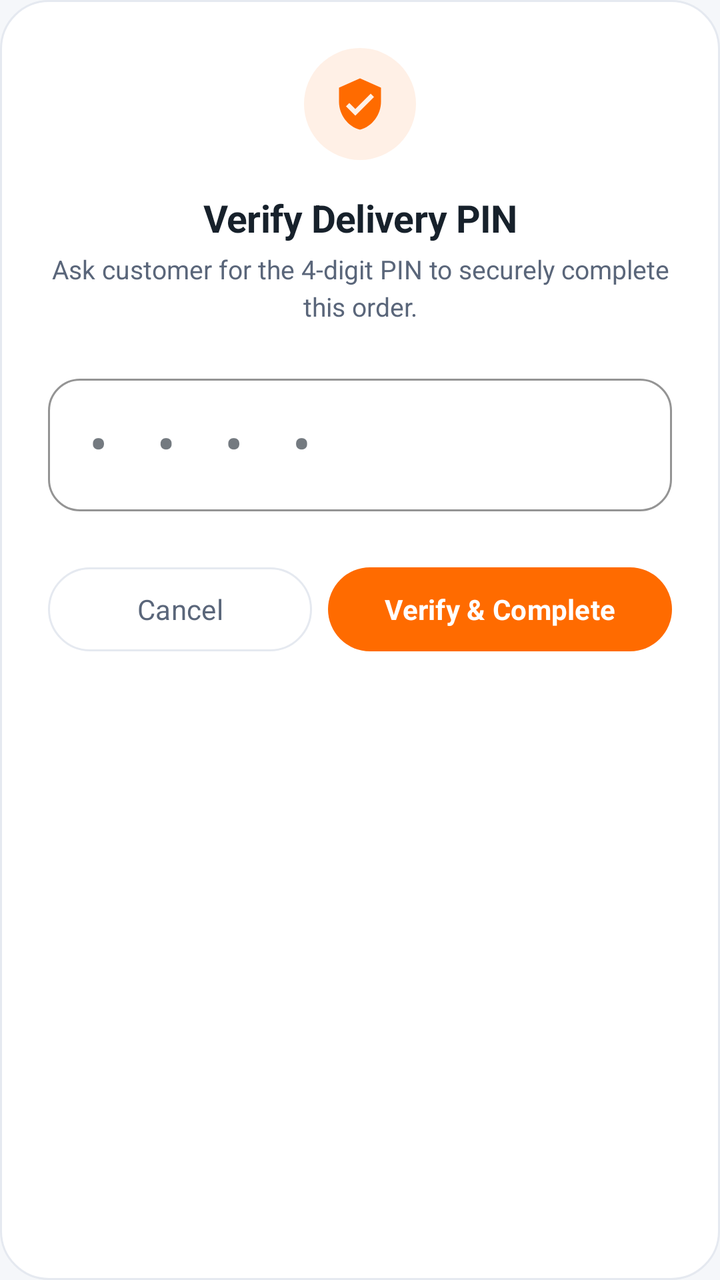
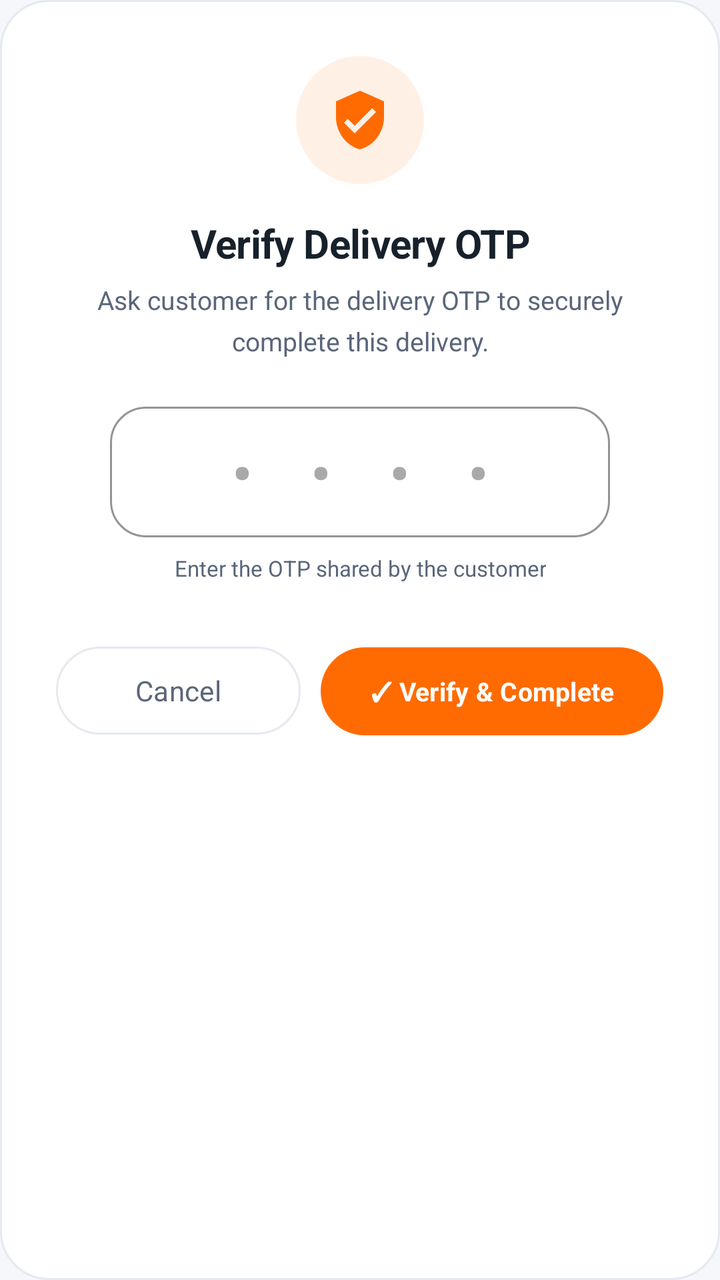

An Android layout rendered at two revisions. The XML below is the earlier revision; the diff shows what the commit changed to produce the second picture.
<!-- AndroidManifest.xml: application theme Theme.AKRHunger -->
<!-- res/layout/dialog_otp_verification.xml -->
<?xml version="1.0" encoding="utf-8"?>
<LinearLayout
    xmlns:android="http://schemas.android.com/apk/res/android"
    xmlns:app="http://schemas.android.com/apk/res-auto"
    android:layout_width="match_parent"
    android:layout_height="wrap_content"
    android:orientation="vertical"
    android:padding="24dp"
    android:gravity="center_horizontal"
    android:background="@drawable/bg_dialog_rounded">

    <ImageView
        android:id="@+id/iv_otp_icon"
        android:layout_width="56dp"
        android:layout_height="56dp"
        android:background="@drawable/bg_pill_primary"
        android:backgroundTint="@color/primary_tint"
        android:padding="14dp"
        android:src="@drawable/ic_shield_check"
        app:tint="@color/primary"
        android:contentDescription="OTP Verification" />

    <TextView
        android:id="@+id/tv_otp_title"
        android:layout_width="match_parent"
        android:layout_height="wrap_content"
        android:layout_marginTop="16dp"
        android:text="Verify Delivery PIN"
        android:textAlignment="center"
        android:textColor="@color/text_primary"
        android:textSize="19sp"
        android:textStyle="bold"
        android:letterSpacing="-0.01" />

    <TextView
        android:id="@+id/tv_otp_subtitle"
        android:layout_width="match_parent"
        android:layout_height="wrap_content"
        android:layout_marginTop="4dp"
        android:text="Ask customer for the 4-digit PIN to securely complete this order."
        android:textAlignment="center"
        android:textColor="@color/text_secondary"
        android:textSize="13sp"
        android:lineSpacingMultiplier="1.2" />

    <com.google.android.material.textfield.TextInputLayout
        android:layout_width="match_parent"
        android:layout_height="wrap_content"
        android:layout_marginTop="22dp"
        style="@style/Widget.MaterialComponents.TextInputLayout.OutlinedBox"
        app:boxCornerRadiusTopStart="16dp"
        app:boxCornerRadiusTopEnd="16dp"
        app:boxCornerRadiusBottomStart="16dp"
        app:boxCornerRadiusBottomEnd="16dp"
        app:boxStrokeColor="@color/primary"
        app:boxStrokeWidthFocused="2dp">

        <com.google.android.material.textfield.TextInputEditText
            android:id="@+id/et_otp_input"
            android:layout_width="match_parent"
            android:layout_height="wrap_content"
            android:hint="• • • •"
            android:inputType="number"
            android:maxLength="4"
            android:textAlignment="center"
            android:letterSpacing="0.4"
            android:textColor="@color/text_primary"
            android:textSize="24sp"
            android:textStyle="bold" />
    </com.google.android.material.textfield.TextInputLayout>

    <LinearLayout
        android:layout_width="match_parent"
        android:layout_height="wrap_content"
        android:orientation="horizontal"
        android:layout_marginTop="24dp">

        <com.google.android.material.button.MaterialButton
            android:id="@+id/btn_cancel_otp"
            style="@style/Widget.Material3.Button.OutlinedButton"
            android:layout_width="0dp"
            android:layout_height="50dp"
            android:layout_weight="1"
            android:layout_marginEnd="8dp"
            android:text="Cancel"
            android:textColor="@color/text_secondary"
            android:textSize="14sp"
            app:strokeColor="@color/card_border"
            app:cornerRadius="25dp" />

        <com.google.android.material.button.MaterialButton
            android:id="@+id/btn_confirm_otp"
            style="@style/Widget.Material3.Button"
            android:layout_width="0dp"
            android:layout_height="50dp"
            android:layout_weight="1.3"
            android:text="Verify &amp; Complete"
            android:textColor="@color/on_primary"
            android:textSize="14sp"
            android:textStyle="bold"
            app:backgroundTint="@color/primary"
            app:cornerRadius="25dp"
            app:elevation="2dp" />
    </LinearLayout>
</LinearLayout>
<!-- resources referenced by this layout -->
<resources>
  <color name="card_border">#E5E9F0</color>
  <color name="on_primary">#FFFFFF</color>
  <color name="primary">#FF6B00</color>
  <color name="primary_tint">#FFF0E6</color>
  <color name="text_primary">#17212B</color>
  <color name="text_secondary">#5A667A</color>
  <!-- drawable bg_dialog_rounded (drawable) -->
  <?xml version="1.0" encoding="utf-8"?>
  <shape xmlns:android="http://schemas.android.com/apk/res/android"
      android:shape="rectangle">
      <solid android:color="@color/surface" />
      <corners android:radius="24dp" />
      <stroke
          android:width="1dp"
          android:color="@color/card_border" />
  </shape>
  <!-- drawable bg_pill_primary (drawable) -->
  <?xml version="1.0" encoding="utf-8"?>
  <ripple xmlns:android="http://schemas.android.com/apk/res/android"
      android:color="#33FFFFFF">
      <item>
          <shape android:shape="rectangle">
              <corners android:radius="999dp" />
              <solid android:color="@color/primary" />
          </shape>
      </item>
  </ripple>
  <color name="surface">#FFFFFF</color>
  <color name="primary_dark">#E85D04</color>
  <color name="secondary">#E9A23B</color>
  <color name="on_secondary">#17212B</color>
  <color name="background">#F5F7FA</color>
  <color name="on_surface">#17212B</color>
  <color name="surface_variant">#EEF2F6</color>
  <style name="ThemeOverlay.AKR.BottomSheetDialog" parent="ThemeOverlay.Material3.BottomSheetDialog">
          <item name="bottomSheetStyle">@style/Widget.AKR.BottomSheet</item>
      </style>
  <style name="ShapeAppearance.AKR.Dialog" parent="">
          <item name="cornerFamily">rounded</item>
          <item name="cornerSize">24dp</item>
      </style>
  <style name="TextAppearance.AKR.Dialog.Title" parent="MaterialAlertDialog.Material3.Title.Text">
          <item name="android:textColor">@color/text_primary</item>
          <item name="android:textSize">19sp</item>
          <item name="android:fontFamily">sans-serif-black</item>
      </style>
  <style name="TextAppearance.AKR.Dialog.Body" parent="MaterialAlertDialog.Material3.Body.Text">
          <item name="android:textColor">@color/text_secondary</item>
          <item name="android:textSize">14sp</item>
          <item name="android:fontFamily">sans-serif</item>
          <item name="android:lineSpacingMultiplier">1.3</item>
      </style>
  <style name="Widget.AKR.Dialog.Button.Positive" parent="Widget.Material3.Button.TextButton.Dialog">
          <item name="android:textColor">@color/primary</item>
          <item name="android:fontFamily">sans-serif-bold</item>
          <item name="android:textSize">14sp</item>
          <item name="android:textAllCaps">false</item>
          <item name="cornerRadius">18dp</item>
      </style>
  <style name="Widget.AKR.Dialog.Button.Negative" parent="Widget.Material3.Button.TextButton.Dialog">
          <item name="android:textColor">@color/text_secondary</item>
          <item name="android:fontFamily">sans-serif-medium</item>
          <item name="android:textSize">14sp</item>
          <item name="android:textAllCaps">false</item>
          <item name="cornerRadius">18dp</item>
      </style>
  <style name="Widget.AKR.Dialog.Button.Neutral" parent="Widget.Material3.Button.TextButton.Dialog">
          <item name="android:textColor">@color/info</item>
          <item name="android:fontFamily">sans-serif-bold</item>
          <item name="android:textSize">14sp</item>
          <item name="android:textAllCaps">false</item>
          <item name="cornerRadius">18dp</item>
      </style>
  <style name="Widget.AKR.BottomSheet" parent="Widget.Material3.BottomSheet">
          <item name="shapeAppearanceOverlay">@style/ShapeAppearance.AKR.BottomSheet</item>
          <item name="backgroundTint">@color/surface</item>
      </style>
  <color name="info">#2563EB</color>
  <style name="ShapeAppearance.AKR.BottomSheet" parent="">
          <item name="cornerFamily">rounded</item>
          <item name="cornerSizeTopLeft">28dp</item>
          <item name="cornerSizeTopRight">28dp</item>
      </style>
  <!-- unchanged entries left out for length: 3 -->
</resources>

<!-- the commit's change to res/layout/dialog_otp_verification.xml (unified diff, before → after) -->
@@ -5,101 +5,118 @@
     android:layout_width="match_parent"
     android:layout_height="wrap_content"
     android:orientation="vertical"
-    android:padding="24dp"
+    android:padding="28dp"
     android:gravity="center_horizontal"
     android:background="@drawable/bg_dialog_rounded">
 
+    
     <ImageView
         android:id="@+id/iv_otp_icon"
-        android:layout_width="56dp"
-        android:layout_height="56dp"
+        android:layout_width="64dp"
+        android:layout_height="64dp"
         android:background="@drawable/bg_pill_primary"
         android:backgroundTint="@color/primary_tint"
-        android:padding="14dp"
+        android:padding="16dp"
         android:src="@drawable/ic_shield_check"
         app:tint="@color/primary"
         android:contentDescription="OTP Verification" />
 
+    
     <TextView
         android:id="@+id/tv_otp_title"
         android:layout_width="match_parent"
         android:layout_height="wrap_content"
         android:layout_marginTop="16dp"
-        android:text="Verify Delivery PIN"
+        android:text="Verify Delivery OTP"
         android:textAlignment="center"
         android:textColor="@color/text_primary"
-        android:textSize="19sp"
+        android:textSize="20sp"
         android:textStyle="bold"
         android:letterSpacing="-0.01" />
 
+    
     <TextView
         android:id="@+id/tv_otp_subtitle"
         android:layout_width="match_parent"
         android:layout_height="wrap_content"
-        android:layout_marginTop="4dp"
-        android:text="Ask customer for the 4-digit PIN to securely complete this order."
+        android:layout_marginTop="6dp"
+        android:text="Ask customer for the delivery OTP to securely complete this delivery."
         android:textAlignment="center"
         android:textColor="@color/text_secondary"
         android:textSize="13sp"
-        android:lineSpacingMultiplier="1.2" />
+        android:lineSpacingMultiplier="1.3" />
 
+    
     <com.google.android.material.textfield.TextInputLayout
-        android:layout_width="match_parent"
+        android:layout_width="250dp"
         android:layout_height="wrap_content"
-        android:layout_marginTop="22dp"
+        android:layout_marginTop="24dp"
         style="@style/Widget.MaterialComponents.TextInputLayout.OutlinedBox"
-        app:boxCornerRadiusTopStart="16dp"
-        app:boxCornerRadiusTopEnd="16dp"
-        app:boxCornerRadiusBottomStart="16dp"
-        app:boxCornerRadiusBottomEnd="16dp"
+        app:boxCornerRadiusTopStart="18dp"
+        app:boxCornerRadiusTopEnd="18dp"
+        app:boxCornerRadiusBottomStart="18dp"
+        app:boxCornerRadiusBottomEnd="18dp"
         app:boxStrokeColor="@color/primary"
-        app:boxStrokeWidthFocused="2dp">
+        app:boxStrokeWidthFocused="2dp"
+        app:hintEnabled="false">
 
         <com.google.android.material.textfield.TextInputEditText
             android:id="@+id/et_otp_input"
             android:layout_width="match_parent"
             android:layout_height="wrap_content"
             android:hint="• • • •"
-            android:inputType="number"
-            android:maxLength="4"
+            android:inputType="numberDecimal"
+            android:maxLength="6"
             android:textAlignment="center"
             android:letterSpacing="0.4"
             android:textColor="@color/text_primary"
-            android:textSize="24sp"
-            android:textStyle="bold" />
+            android:textSize="28sp"
+            android:textStyle="bold"
+            android:paddingVertical="14dp" />
     </com.google.android.material.textfield.TextInputLayout>
 
+    
+    <TextView
+        android:layout_width="wrap_content"
+        android:layout_height="wrap_content"
+        android:layout_marginTop="8dp"
+        android:text="Enter the OTP shared by the customer"
+        android:textColor="@color/text_secondary"
+        android:textSize="11sp"
+        android:textAlignment="center" />
+
+    
     <LinearLayout
         android:layout_width="match_parent"
         android:layout_height="wrap_content"
         android:orientation="horizontal"
-        android:layout_marginTop="24dp">
+        android:layout_marginTop="28dp">
 
         <com.google.android.material.button.MaterialButton
             android:id="@+id/btn_cancel_otp"
             style="@style/Widget.Material3.Button.OutlinedButton"
             android:layout_width="0dp"
-            android:layout_height="50dp"
+            android:layout_height="52dp"
             android:layout_weight="1"
-            android:layout_marginEnd="8dp"
+            android:layout_marginEnd="10dp"
             android:text="Cancel"
             android:textColor="@color/text_secondary"
             android:textSize="14sp"
             app:strokeColor="@color/card_border"
-            app:cornerRadius="25dp" />
+            app:cornerRadius="26dp" />
 
         <com.google.android.material.button.MaterialButton
             android:id="@+id/btn_confirm_otp"
             style="@style/Widget.Material3.Button"
             android:layout_width="0dp"
-            android:layout_height="50dp"
-            android:layout_weight="1.3"
-            android:text="Verify &amp; Complete"
+            android:layout_height="52dp"
+            android:layout_weight="1.4"
+            android:text="✓ Verify &amp; Complete"
             android:textColor="@color/on_primary"
-            android:textSize="14sp"
+            android:textSize="13sp"
             android:textStyle="bold"
             app:backgroundTint="@color/primary"
-            app:cornerRadius="25dp"
+            app:cornerRadius="26dp"
             app:elevation="2dp" />
     </LinearLayout>
 </LinearLayout>
